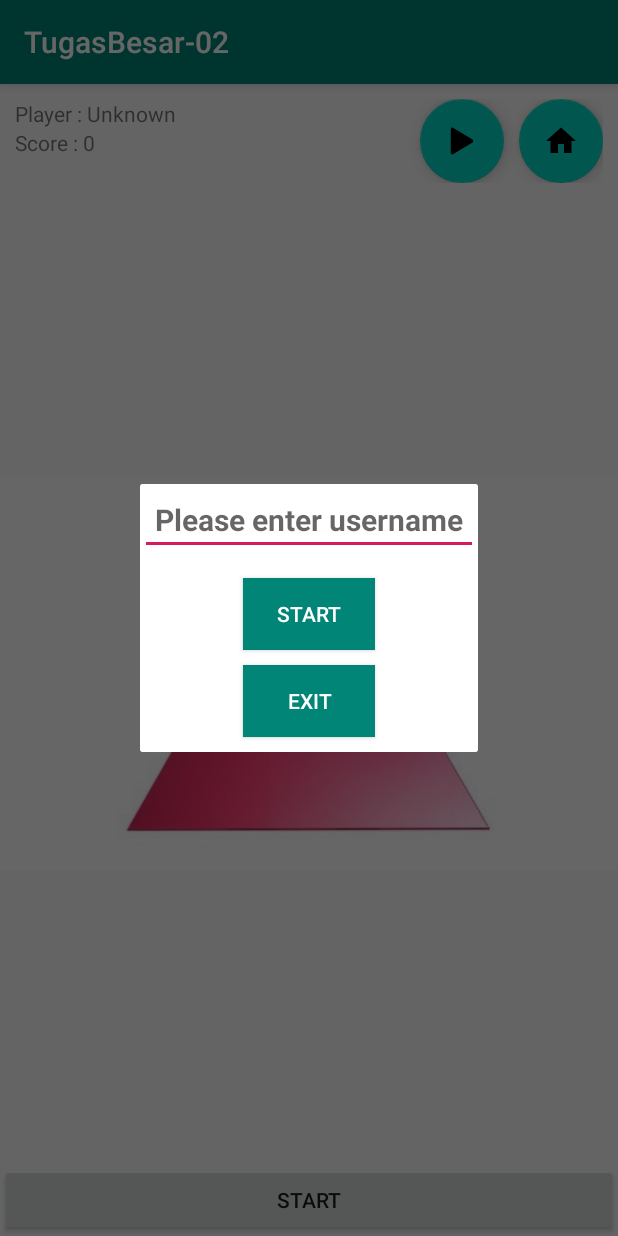
After one commit to frederick98/TugasBesar-02, an Android app: the fragment MenuFragment placed in its activity, on a phone screen of 412 x 824 dp. The commit adds this screen. Run offline under Robolectric (Android 15) with nearby library versions, the phone set to English and light mode, and no system bars; 1 statement that could not run was skipped.

Commit message:
Tambahin fragment
Help dong ga bisa di show :((

```diff
--- a/TugasBesar02/app/build.gradle
+++ b/TugasBesar02/app/build.gradle
@@ -24,6 +24,7 @@
     implementation 'androidx.appcompat:appcompat:1.1.0'
     implementation 'androidx.constraintlayout:constraintlayout:1.1.3'
     implementation 'androidx.drawerlayout:drawerlayout:1.0.0'
+    implementation 'androidx.legacy:legacy-support-v4:1.0.0'
     testImplementation 'junit:junit:4.12'
     androidTestImplementation 'androidx.test:runner:1.1.1'
     androidTestImplementation 'androidx.test.espresso:espresso-core:3.1.1'
--- /dev/null
+++ b/TugasBesar02/app/src/main/java/com/example/tugasbesar_02/FragmentListener.java
@@ -0,0 +1,5 @@
+package com.example.tugasbesar_02;
+
+public interface FragmentListener {
+    void closeApp();
+}
--- a/TugasBesar02/app/src/main/java/com/example/tugasbesar_02/MainActivity.java
+++ b/TugasBesar02/app/src/main/java/com/example/tugasbesar_02/MainActivity.java
@@ -4,6 +4,7 @@
 import androidx.core.content.res.ResourcesCompat;
 
 import android.annotation.SuppressLint;
+import android.app.FragmentTransaction;
 import android.graphics.Bitmap;
 import android.graphics.Canvas;
 import android.graphics.Color;
@@ -19,18 +20,21 @@
 import android.widget.Button;
 import android.widget.ImageView;
 import android.widget.LinearLayout;
+import android.widget.TextView;
 import android.widget.Toast;
 
 import com.google.android.material.floatingactionbutton.FloatingActionButton;
 
-public class MainActivity extends AppCompatActivity implements View.OnClickListener {
+public class MainActivity extends AppCompatActivity implements View.OnClickListener,FragmentListener {
     protected Bitmap mBitmap;
     protected Canvas mCanvas;
     protected ImageView ivCanvas;
     protected Paint strokePaint;
     protected Button btn_start;
     protected FloatingActionButton fab_pause;
-    protected FloatingActionButton fab_setting;
+    protected FloatingActionButton fab_menu;
+    protected TextView tv_playerName;
+    protected TextView tv_score;
 
     private ViewGroup mainLayout;
     private int xDelta;
@@ -44,14 +48,16 @@
         this.ivCanvas = findViewById(R.id.iv_canvas);
         this.btn_start = findViewById(R.id.btn_start);
         this.fab_pause = findViewById(R.id.fab_pause);
-        this.fab_setting = findViewById(R.id.fab_menu);
+        this.fab_menu = findViewById(R.id.fab_menu);
+        this.tv_score = findViewById(R.id.tv_score);
+        this.tv_playerName = findViewById(R.id.tv_playerName);
 
         mainLayout = (LinearLayout) findViewById(R.id.mainLayout);
         this.ivCanvas.setOnTouchListener(onTouchListener());
 
         this.btn_start.setOnClickListener(this);
         this.fab_pause.setOnClickListener(this);
-        this.fab_setting.setOnClickListener(this);
+        this.fab_menu.setOnClickListener(this);
 
     }
 
@@ -98,11 +104,16 @@
            this.initiateCanvas();
        }
        else if(view.getId() == this.fab_pause.getId()){
-           //cek dulu iconnya , jika ic_play >> mulai game
            //jika ic_pause >> pause game
+           FragmentTransaction ft = getFragmentManager().beginTransaction();
+           PauseFragment pauseDialogFragment = new PauseFragment();
+           //pauseDialogFragment.show(ft,this.tv_score.getText().toString()); <<Ini bingung salah dimana
        }
-       else if(view.getId() == this.fab_setting.getId()){
-           //tampilkan setting
+       else if(view.getId() == this.fab_menu.getId()){
+           //jika ic_menu >> tampilkan menu
+           FragmentTransaction ft = getFragmentManager().beginTransaction();
+           MenuFragment menuDialogFragment = new MenuFragment();
+           //menuDialogFragment.show(ft,this.tv_playerName.getText().toString()); <<Ini bingung salah dimana
        }
     }
 
@@ -144,4 +155,12 @@
            }
        };
     }
+
+    @Override
+    public void closeApp() {
+        this.moveTaskToBack(true);
+        this.finish();
+    }
+
+
 }
--- /dev/null
+++ b/TugasBesar02/app/src/main/java/com/example/tugasbesar_02/MenuFragment.java
@@ -0,0 +1,51 @@
+package com.example.tugasbesar_02;
+
+
+import androidx.fragment.app.DialogFragment;
+
+import android.app.FragmentTransaction;
+import android.os.Bundle;
+import android.view.LayoutInflater;
+import android.view.View;
+import android.view.ViewGroup;
+import android.widget.Button;
+import android.widget.EditText;
+
+public class MenuFragment extends DialogFragment implements View.OnClickListener {
+    protected EditText et_username;
+    protected Button btn_start;
+    protected Button btn_exit;
+    protected FragmentListener listener;
+
+    public MenuFragment() {
+    }
+
+    public static MenuFragment newInstance() {
+        MenuFragment fragment = new MenuFragment();
+        return fragment;
+    }
+
+    public View onCreateView(LayoutInflater inflater, ViewGroup container, Bundle savedInstanceState) {
+        View view = inflater.inflate(R.layout.fragment_menu, container, false);
+
+        this.et_username = view.findViewById(R.id.et_username);
+        this.btn_start = view.findViewById(R.id.btn_start);
+        this.btn_exit = view.findViewById(R.id.btn_exitGame);
+
+        this.btn_start.setOnClickListener(this);
+        this.btn_exit.setOnClickListener(this);
+
+        return view;
+    }
+
+    @Override
+    public void onClick(View view) {
+        if(view.getId()==this.btn_start.getId()){
+            getFragmentManager().beginTransaction().remove(MenuFragment.this).commit();
+        }
+        else if(view.getId()==this.btn_exit.getId()){
+            this.listener.closeApp();
+        }
+    }
+
+}
--- a/TugasBesar02/app/src/main/res/layout/activity_main.xml
+++ b/TugasBesar02/app/src/main/res/layout/activity_main.xml
@@ -17,6 +17,30 @@
         android:layout_marginTop="10dp"
         android:layout_marginRight="10dp"
         >
+
+        <LinearLayout
+            android:layout_width="270dp"
+            android:layout_height="wrap_content"
+            android:orientation="vertical"
+            android:gravity="left"
+            >
+
+            <TextView
+                android:layout_width="match_parent"
+                android:layout_height="wrap_content"
+                android:text="Player : Unknown"
+                android:id="@+id/tv_playerName"
+                >
+            </TextView>
+
+            <TextView
+                android:layout_width="wrap_content"
+                android:layout_height="wrap_content"
+                android:text="Score : 0"
+                android:id="@+id/tv_score"
+                >
+            </TextView>
+        </LinearLayout>
 
         <com.google.android.material.floatingactionbutton.FloatingActionButton
             android:id="@+id/fab_pause"
--- /dev/null
+++ b/TugasBesar02/app/src/main/res/layout/fragment_menu.xml
@@ -0,0 +1,48 @@
+<?xml version="1.0" encoding="utf-8"?>
+<FrameLayout xmlns:android="http://schemas.android.com/apk/res/android"
+    android:layout_width="match_parent"
+    android:layout_height="match_parent"
+    android:background="@android:color/white"
+    android:layout_centerHorizontal="true"
+    android:layout_centerVertical="true">
+
+    <LinearLayout
+        android:layout_width="match_parent"
+        android:layout_height="match_parent"
+        android:orientation="vertical"
+        android:gravity="center">
+
+        <EditText
+            android:id="@+id/et_username"
+            android:layout_width="wrap_content"
+            android:layout_height="wrap_content"
+            android:hint="Please enter username"
+            android:textSize="20dp"
+            android:textStyle="bold"
+            android:textAlignment="center"
+            android:padding="10dp"
+            android:layout_marginBottom="15dp"
+            >
+        </EditText>
+
+        <Button
+            android:id="@+id/frd_btn_start"
+            android:layout_width="wrap_content"
+            android:layout_height="wrap_content"
+            android:background="@color/colorPrimary"
+            android:text="START"
+            android:textColor="@android:color/white"
+            android:layout_marginBottom="10dp">
+        </Button>
+
+        <Button
+            android:id="@+id/btn_exitGame"
+            android:layout_width="wrap_content"
+            android:layout_height="wrap_content"
+            android:background="@color/colorPrimary"
+            android:text="EXIT"
+            android:textColor="@android:color/white"
+            android:layout_marginBottom="10dp">
+        </Button>
+    </LinearLayout>
+</FrameLayout>
--- a/TugasBesar02/app/src/main/res/values/strings.xml
+++ b/TugasBesar02/app/src/main/res/values/strings.xml
@@ -1,3 +1,6 @@
 <resources>
     <string name="app_name">TugasBesar-02</string>
+
+    <!-- TODO: Remove or change this placeholder text -->
+    <string name="hello_blank_fragment">Hello blank fragment</string>
 </resources>
```
Also changed, not shown: TugasBesar02/app/src/main/java/com/example/tugasbesar_02/PauseFragment.java (added, +42 -0 lines), TugasBesar02/app/src/main/res/layout/fragment_pause.xml (added, +37 -0 lines).
